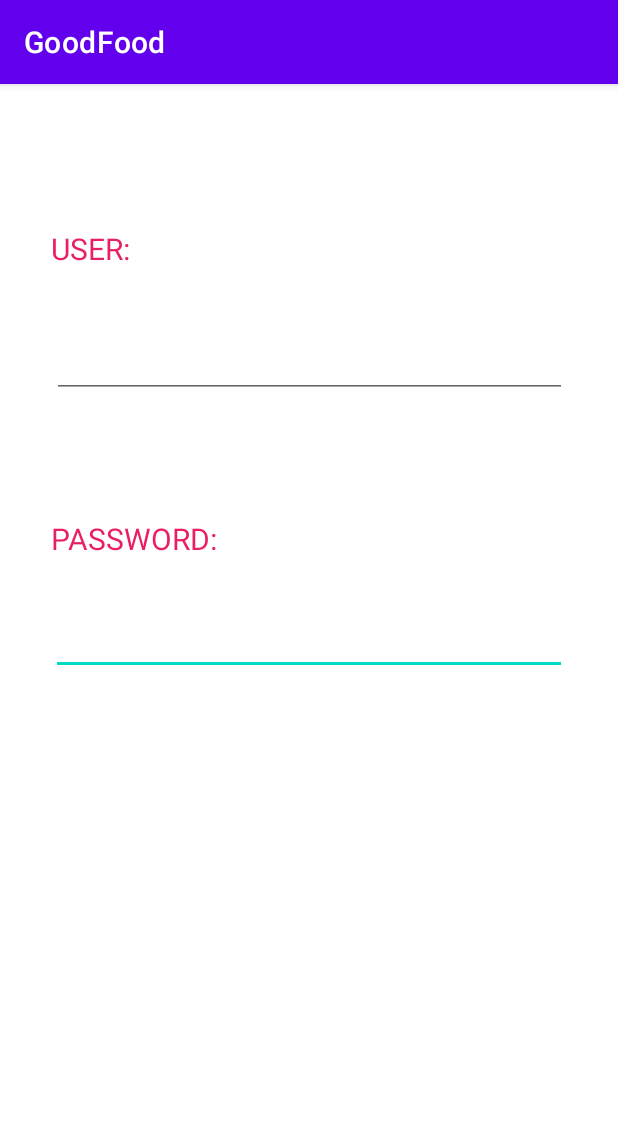
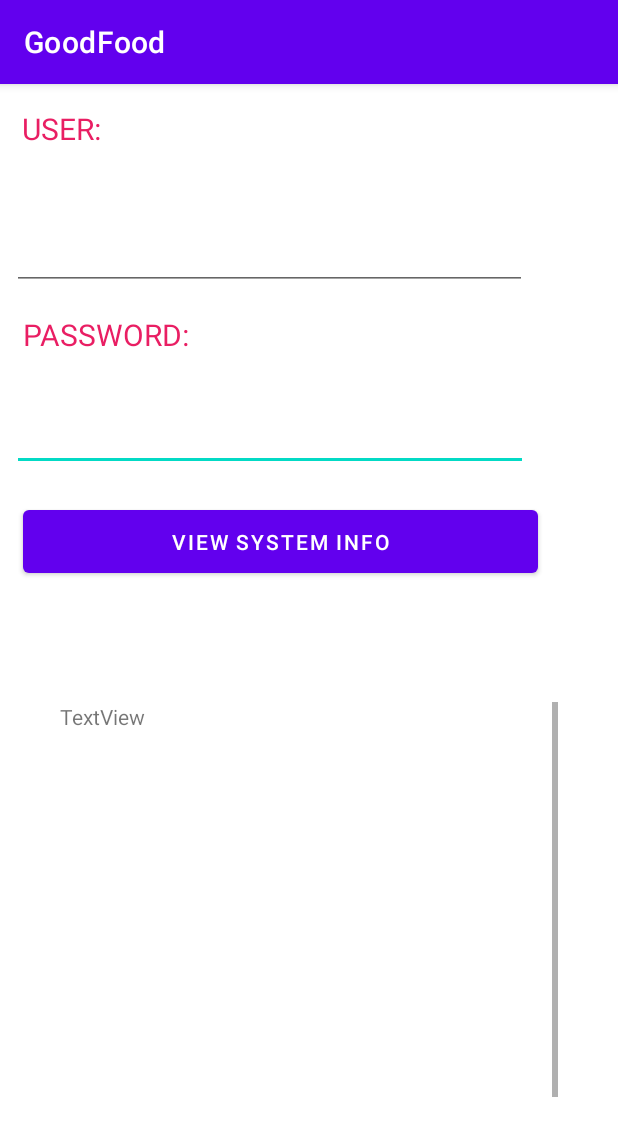
Before and after one commit to gpuig22/GoodFood, an Android app: the LoginFragment screen opened directly, with no data from a screen before it, on a phone screen of 412 x 824 dp. Shown: the top 1136 px of the screen. Run offline under Robolectric (Android 15) with nearby library versions, the phone set to English and light mode, and no system bars; Roboto replaces fonts that are not available here.

Commit message:
VIEW SYSTEM INFO button working. ScrollView not working yet

```diff
--- a/app/src/main/java/com/multimediatgna/goodfood/Login.java
+++ b/app/src/main/java/com/multimediatgna/goodfood/Login.java
@@ -3,13 +3,14 @@ package com.multimediatgna.goodfood;
 import androidx.appcompat.app.AppCompatActivity;
 
 import android.content.Intent;
+import android.content.pm.PackageManager;
 import android.os.Bundle;
 import android.widget.EditText;
+import android.widget.Toast;
 
 import com.multimediatgna.goodfood.ui.main.LoginFragment;
 
 public class Login extends AppCompatActivity {
-
 
 
     @Override
--- a/app/src/main/res/layout/main_fragment.xml
+++ b/app/src/main/res/layout/main_fragment.xml
@@ -19,6 +19,7 @@
         android:textColor="#3F51B5"
         android:textSize="20sp"
         app:layout_constraintEnd_toEndOf="parent"
+        app:layout_constraintHorizontal_bias="0.118"
         app:layout_constraintStart_toStartOf="parent"
         app:layout_constraintTop_toBottomOf="@+id/textView8" />
 
@@ -26,13 +27,13 @@
         android:id="@+id/textView7"
         android:layout_width="100dp"
         android:layout_height="42dp"
-        android:layout_marginTop="96dp"
+        android:layout_marginTop="16dp"
         android:fontFamily="@font/montserrat_alternates_bold"
         android:text="USER:"
         android:textColor="#E91E63"
         android:textSize="20sp"
         app:layout_constraintEnd_toEndOf="parent"
-        app:layout_constraintHorizontal_bias="0.109"
+        app:layout_constraintHorizontal_bias="0.046"
         app:layout_constraintStart_toStartOf="parent"
         app:layout_constraintTop_toTopOf="parent" />
 
@@ -40,13 +41,13 @@
         android:id="@+id/textView8"
         android:layout_width="176dp"
         android:layout_height="37dp"
-        android:layout_marginTop="80dp"
+        android:layout_marginTop="16dp"
         android:fontFamily="@font/montserrat_alternates_bold"
         android:text="PASSWORD:"
         android:textColor="#E91E63"
         android:textSize="20sp"
         app:layout_constraintEnd_toEndOf="parent"
-        app:layout_constraintHorizontal_bias="0.144"
+        app:layout_constraintHorizontal_bias="0.065"
         app:layout_constraintStart_toStartOf="parent"
         app:layout_constraintTop_toBottomOf="@+id/myusername" />
 
@@ -54,7 +55,7 @@
         android:id="@+id/myusername"
         android:layout_width="343dp"
         android:layout_height="55dp"
-        android:layout_marginTop="16dp"
+        android:layout_marginTop="24dp"
         android:ems="10"
         android:fontFamily="@font/montserrat_alternates_bold"
         android:inputType="textPersonName"
@@ -62,7 +63,41 @@
         android:textColor="#3F51B5"
         android:textSize="20sp"
         app:layout_constraintEnd_toEndOf="parent"
+        app:layout_constraintHorizontal_bias="0.118"
         app:layout_constraintStart_toStartOf="parent"
         app:layout_constraintTop_toBottomOf="@+id/textView7" />
 
+    <Button
+        android:id="@+id/mysysteminfobutton"
+        android:layout_width="343dp"
+        android:layout_height="54dp"
+        android:layout_marginTop="20dp"
+        android:text="View system info"
+        app:layout_constraintEnd_toEndOf="parent"
+        app:layout_constraintHorizontal_bias="0.222"
+        app:layout_constraintStart_toStartOf="parent"
+        app:layout_constraintTop_toBottomOf="@+id/mypasswd" />
+
+    <ScrollView
+        android:layout_width="332dp"
+        android:layout_height="276dp"
+        app:layout_constraintBottom_toBottomOf="parent"
+        app:layout_constraintEnd_toEndOf="parent"
+        app:layout_constraintStart_toStartOf="parent"
+        app:layout_constraintTop_toBottomOf="@+id/mysysteminfobutton"
+        app:layout_constraintVertical_weight="1">
+
+        <LinearLayout
+            android:layout_width="match_parent"
+            android:layout_height="wrap_content"
+            android:orientation="vertical">
+
+            <TextView
+                android:id="@+id/mysysteminfo"
+                android:layout_width="match_parent"
+                android:layout_height="289dp"
+                android:text="TextView" />
+        </LinearLayout>
+    </ScrollView>
+
 </androidx.constraintlayout.widget.ConstraintLayout>
```
Also changed, not shown: app/src/main/AndroidManifest.xml (+8 -0 lines), app/src/main/java/com/multimediatgna/goodfood/ui/main/LoginFragment.java (+86 -1 lines).
